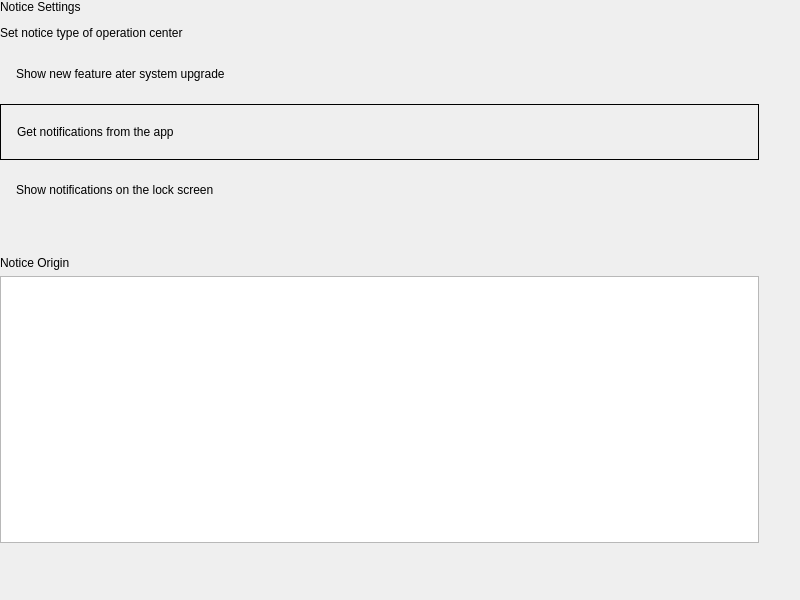
Above: plugins/messages-task/notice/notice.ui from ukui/kylin-control-center before the change. Below: the same form after it.
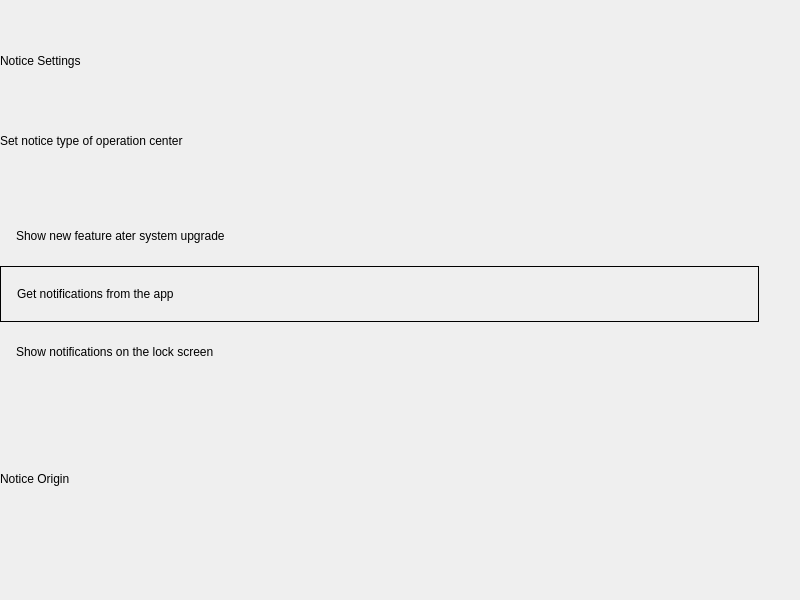
That is the form after the change.

```diff
--- a/plugins/messages-task/notice/notice.ui
+++ b/plugins/messages-task/notice/notice.ui
@@ -351,7 +351,7 @@
        </widget>
       </item>
       <item>
-       <widget class="QListWidget" name="applistWidget"/>
+       <layout class="QVBoxLayout" name="applistverticalLayout"/>
       </item>
      </layout>
     </widget>
```
